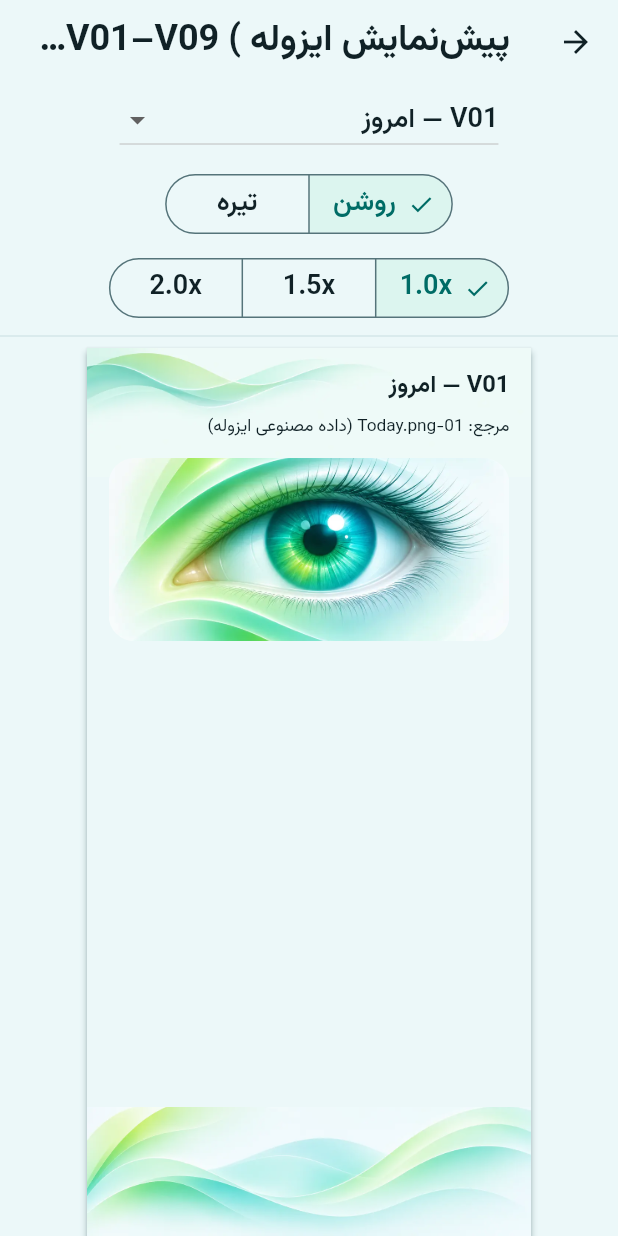
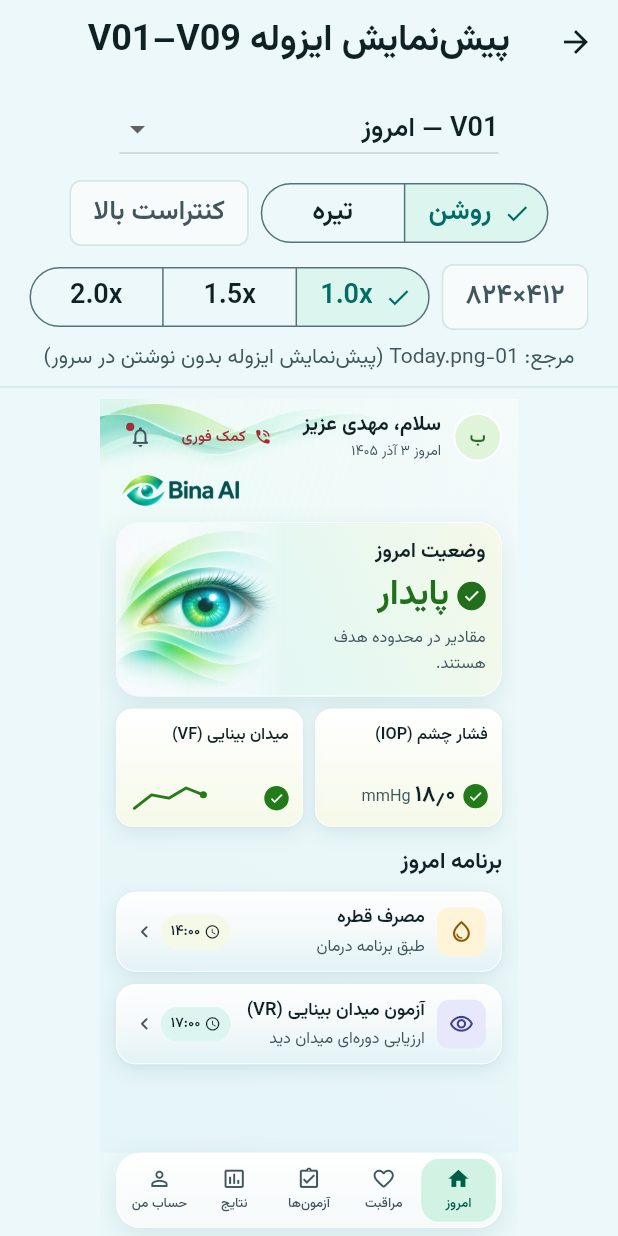
Before and after one commit to mehtee/bina, a Flutter app: the PreviewHarnessScreen screen opened directly, on a phone screen of 412 x 824 dp. Run offline on Flutter 3.47's test engine with Material 3 defaults, Android fonts, the phone set to English and light mode, and no system bars; our stand-ins replace flutter_riverpod, go_router; accounts and stored records are empty.

Commit message:
feat(patient-app): complete V01-V09 preview harness, BinaAppShell cleanup, and verified T-B13 Web build

```diff
--- a/apps/patient-app/lib/app/router.dart
+++ b/apps/patient-app/lib/app/router.dart
@@ -16,7 +16,7 @@ import '../features/education/education_screens.dart';
 import '../features/preview_harness/preview_harness_screen.dart';
 import '../features/symptoms_sos/sos_screens.dart';
 import '../features/vision_testing/vision_testing_screens.dart';
-import '../shared/scaffold_placeholder.dart';
+import '../shared/app_shell.dart';
 import 'providers.dart';
 
 /// Canonical shell destinations matching `BINA_AI_PATIENT_APP_UI_UX_SPEC_V2_1.md` §3.1.
@@ -74,7 +74,7 @@ final routerProvider = Provider<GoRouter>((ref) {
       }
       return null;
     },
-    errorBuilder: (context, state) => Wave0MissingRouteScreen(location: state.uri.toString()),
+    errorBuilder: (context, state) => BinaMissingRouteScreen(location: state.uri.toString()),
     routes: <RouteBase>[
       GoRoute(path: '/bootstrap', builder: (_, _) => const BootstrapScreen()),
       GoRoute(path: '/auth/welcome', builder: (_, _) => const WelcomeScreen()),
@@ -208,7 +208,7 @@ final routerProvider = Provider<GoRouter>((ref) {
         GoRoute(path: '/__preview', builder: (_, _) => const PreviewHarnessScreen()),
       StatefulShellRoute.indexedStack(
         builder: (context, state, navigationShell) {
-          return Wave0ShellScaffold(navigationShell: navigationShell);
+          return BinaAppShell(navigationShell: navigationShell);
         },
         branches: <StatefulShellBranch>[
           StatefulShellBranch(
--- a/apps/patient-app/lib/features/care_plan/today_screen.dart
+++ b/apps/patient-app/lib/features/care_plan/today_screen.dart
@@ -274,10 +274,11 @@ class TodayScreen extends ConsumerWidget {
             subtitle: 'مقادیر در محدوده هدف هستند.',
           ),
           const SizedBox(height: 12),
-          Row(
-            children: <Widget>[
-              Expanded(
-                child: BinaMetricTile(
+          LayoutBuilder(
+            builder: (context, constraints) {
+              final stackTiles =
+                  constraints.maxWidth < 340 || MediaQuery.textScalerOf(context).scale(16) >= 24;
+              final tile1 = BinaMetricTile(
                 label: 'فشار چشم (IOP)',
                 value: '۱۸٫۰',
                 unit: 'mmHg',
@@ -287,11 +288,8 @@ class TodayScreen extends ConsumerWidget {
                   decoration: BoxDecoration(color: p.successIcon, shape: BoxShape.circle),
                   child: const Icon(Icons.check, size: 15, color: Colors.white),
                 ),
-                ),
-              ),
-              const SizedBox(width: 12),
-              Expanded(
-                child: BinaMetricTile(
+              );
+              final tile2 = BinaMetricTile(
                 label: 'میدان بینایی (VF)',
                 value: '',
                 leadingStatus: Container(
@@ -304,9 +302,21 @@ class TodayScreen extends ConsumerWidget {
                   samples: <double>[17.2, 18.0, 17.8, 18.4, 18.0],
                   semanticLabel: 'نمودار نمونه میدان بینایی',
                 ),
-                ),
-              ),
+              );
+              if (stackTiles) {
+                return Column(
+                  crossAxisAlignment: CrossAxisAlignment.stretch,
+                  children: <Widget>[tile1, const SizedBox(height: 12), tile2],
+                );
+              }
+              return Row(
+                children: <Widget>[
+                  Expanded(child: tile1),
+                  const SizedBox(width: 12),
+                  Expanded(child: tile2),
                 ],
+              );
+            },
           ),
           const SizedBox(height: 20),
           Text('برنامه امروز', style: Theme.of(context).textTheme.headlineSmall),
@@ -357,15 +367,15 @@ class _TodayTopHeader extends StatelessWidget {
   @override
   Widget build(BuildContext context) {
     final p = context.binaPalette;
-    return Row(
-      children: <Widget>[
-        InkWell(
+    final textScale = MediaQuery.textScalerOf(context).scale(16);
+
+    final avatar = InkWell(
       onTap: onOpenAccount,
       borderRadius: BorderRadius.circular(24),
       child: BinaAvatar(size: 48, initials: isCaregiver ? 'ه' : 'ب'),
-        ),
-        const SizedBox(width: 12),
-        Expanded(
+    );
+
+    final greeting = Expanded(
       child: Column(
         crossAxisAlignment: CrossAxisAlignment.start,
         children: <Widget>[
@@ -376,8 +386,9 @@ class _TodayTopHeader extends StatelessWidget {
           ),
         ],
       ),
-        ),
-        Semantics(
+    );
+
+    final urgentBtn = Semantics(
       button: true,
       label: 'کمک فوری',
       child: TextButton.icon(
@@ -392,9 +403,9 @@ class _TodayTopHeader extends StatelessWidget {
         icon: const Icon(Icons.phone_in_talk_rounded, size: 18),
         label: const Text('کمک فوری'),
       ),
-        ),
-        const SizedBox(width: 4),
-        SizedBox(
+    );
+
+    final bellBtn = SizedBox(
       width: 48,
       height: 48,
       child: IconButton(
@@ -417,8 +428,46 @@ class _TodayTopHeader extends StatelessWidget {
           ],
         ),
       ),
+    );
+
+    return LayoutBuilder(
+      builder: (context, constraints) {
+        final wrapActions = constraints.maxWidth < 360 || textScale >= 22;
+        if (wrapActions) {
+          return Column(
+            crossAxisAlignment: CrossAxisAlignment.stretch,
+            children: <Widget>[
+              Row(
+                children: <Widget>[
+                  avatar,
+                  const SizedBox(width: 12),
+                  greeting,
+                ],
+              ),
+              const SizedBox(height: 6),
+              Row(
+                mainAxisAlignment: MainAxisAlignment.end,
+                children: <Widget>[
+                  urgentBtn,
+                  const SizedBox(width: 4),
+                  bellBtn,
+                ],
               ),
             ],
           );
         }
+
+        return Row(
+          children: <Widget>[
+            avatar,
+            const SizedBox(width: 12),
+            greeting,
+            urgentBtn,
+            const SizedBox(width: 4),
+            bellBtn,
+          ],
+        );
+      },
+    );
   }
+}
--- a/apps/patient-app/lib/features/preview_harness/preview_harness_screen.dart
+++ b/apps/patient-app/lib/features/preview_harness/preview_harness_screen.dart
@@ -1,26 +1,67 @@
 import 'package:bina_design_system/bina_design_system.dart';
 import 'package:flutter/material.dart';
 import 'package:flutter_riverpod/flutter_riverpod.dart';
-import '../../app/providers.dart';
+import '../../app/router.dart';
+import '../account/account_screens.dart';
+import '../care_plan/care_screens.dart';
+import '../care_plan/today_screen.dart';
+import '../diagnostic_results/diagnostic_results_screens.dart';
+import '../vision_testing/vision_testing_screens.dart';
 
 enum ReferenceScreenId {
-  v01Today('V01', '01-Today.png', 'امروز'),
-  v02Care('V02', '02-Care.png', 'مراقبت'),
-  v03Tests('V03', '03-Tests.png', 'آزمون‌ها'),
-  v04Results('V04', '04-Results.png', 'نتایج'),
-  v05CombinedReport('V05', '05-Combined-Report.png', 'گزارش ترکیبی'),
-  v06MedicationDetail('V06', '06-Medication-Detail.png', 'جزئیات دارو'),
-  v07VfDetail('V07', '07-VF-Detail.png', 'جزئیات میدان بینایی [G]'),
-  v08IopDetail('V08', '08-IOP-Detail.png', 'جزئیات فشار چشم [G]'),
-  v09MyAccount('V09', '09-My-Account.png', 'حساب من');
+  v01Today('V01', '01-Today.png', 'امروز', 0),
+  v02Care('V02', '02-Care.png', 'مراقبت', 1),
+  v03Tests('V03', '03-Tests.png', 'آزمون‌ها', 2),
+  v04Results('V04', '04-Results.png', 'نتایج', 3),
+  v05CombinedReport('V05', '05-Combined-Report.png', 'گزارش ترکیبی', null),
+  v06MedicationDetail('V06', '06-Medication-Detail.png', 'جزئیات دارو', null),
+  v07VfDetail('V07', '07-VF-Detail.png', 'جزئیات میدان بینایی [G]', null),
+  v08IopDetail('V08', '08-IOP-Detail.png', 'جزئیات فشار چشم [G]', null),
+  v09MyAccount('V09', '09-My-Account.png', 'حساب من', 4);
 
-  const ReferenceScreenId(this.code, this.referenceFile, this.labelFa);
+  const ReferenceScreenId(this.code, this.referenceFile, this.labelFa, this.dockIndex);
   final String code;
   final String referenceFile;
   final String labelFa;
+  final int? dockIndex;
 }
 
-/// Isolated `412×824` logical viewport visual preview harness (`Spec v2.1 §14 Step 2`).
+/// Builds the real isolated reference screen widget for any [ReferenceScreenId] (`V01`..`V09`).
+Widget buildReferencePreviewScreen(ReferenceScreenId id) {
+  final navItems = const <BinaDestinationId>[
+    BinaDestinationId.today,
+    BinaDestinationId.care,
+    BinaDestinationId.tests,
+    BinaDestinationId.results,
+    BinaDestinationId.account,
+  ].map((d) => d.toNavItem()).toList(growable: false);
+
+  Widget wrapRootDock(Widget body, int selectedIdx) => Scaffold(
+        body: SafeArea(child: body),
+        bottomNavigationBar: BinaFloatingDock(
+          items: navItems,
+          selectedIndex: selectedIdx,
+          onSelected: (_) {},
+        ),
+      );
+
+  return switch (id) {
+    ReferenceScreenId.v01Today => wrapRootDock(const TodayScreen(previewMode: true), 0),
+    ReferenceScreenId.v02Care => wrapRootDock(const CareHubScreen(previewMode: true), 1),
+    ReferenceScreenId.v03Tests => wrapRootDock(const TestsHubScreen(previewMode: true), 2),
+    ReferenceScreenId.v04Results => wrapRootDock(const ResultsScreen(previewMode: true), 3),
+    ReferenceScreenId.v05CombinedReport =>
+      const SignedReportDetailScreen(signedReportId: 'preview', previewMode: true),
+    ReferenceScreenId.v06MedicationDetail =>
+      const MedicationDetailScreen(doseOrMedicationKey: 'preview', previewMode: true),
+    ReferenceScreenId.v07VfDetail => const VfDetailPreviewScreen(),
+    ReferenceScreenId.v08IopDetail => const IopDetailPreviewScreen(),
+    ReferenceScreenId.v09MyAccount => wrapRootDock(const AccountScreen(previewMode: true), 4),
+  };
+}
+
+/// Isolated visual preview harness wiring all 9 real screens (`V01`–`V09`) across
+/// `412×824` / `360×800`, Light/Dark/High Contrast, and `1.0x/1.5x/2.0x` (`v2.1 §14`).
 /// Strictly disabled in release builds and isolated from all live API writes.
 class PreviewHarnessScreen extends ConsumerStatefulWidget {
   const PreviewHarnessScreen({super.key});
@@ -32,25 +73,27 @@ class PreviewHarnessScreen extends ConsumerStatefulWidget {
 class _PreviewHarnessScreenState extends ConsumerState<PreviewHarnessScreen> {
   ReferenceScreenId _selected = ReferenceScreenId.v01Today;
   double _textScale = 1.0;
+  Brightness _brightness = Brightness.light;
+  bool _highContrast = false;
+  bool _compactWidth = false;
 
   @override
   Widget build(BuildContext context) {
-    final brightness = Theme.of(context).brightness;
-    final themeMode = ref.watch(themeModeProvider);
-    final iris = BinaArtResolver.resolve(BinaArtId.iris, brightness);
-    final waveHeader = BinaArtResolver.resolve(BinaArtId.waveHeader, brightness);
-    final waveFooter = BinaArtResolver.resolve(BinaArtId.waveFooter, brightness);
+    final viewportSize = _compactWidth ? const Size(360, 800) : const Size(412, 824);
 
     return Scaffold(
       appBar: AppBar(
-        title: const Text('پیش‌نمایش ایزوله V01–V09 (۴۱۲×۸۲۴)'),
+        title: const Text('پیش‌نمایش ایزوله V01–V09'),
       ),
       body: Column(
         children: <Widget>[
-          Wrap(
+          Padding(
+            padding: const EdgeInsetsDirectional.symmetric(horizontal: 12, vertical: 6),
+            child: Wrap(
               spacing: 8,
               runSpacing: 8,
               alignment: WrapAlignment.center,
+              crossAxisAlignment: WrapCrossAlignment.center,
               children: <Widget>[
                 DropdownButton<ReferenceScreenId>(
                   value: _selected,
@@ -65,15 +108,23 @@ class _PreviewHarnessScreenState extends ConsumerState<PreviewHarnessScreen> {
                       ),
                   ],
                 ),
-              SegmentedButton<ThemeMode>(
-                segments: const <ButtonSegment<ThemeMode>>[
-                  ButtonSegment(value: ThemeMode.light, label: Text('روشن')),
-                  ButtonSegment(value: ThemeMode.dark, label: Text('تیره')),
+                SegmentedButton<Brightness>(
+                  segments: const <ButtonSegment<Brightness>>[
+                    ButtonSegment(value: Brightness.light, label: Text('روشن')),
+                    ButtonSegment(value: Brightness.dark, label: Text('تیره')),
                   ],
-                selected: <ThemeMode>{themeMode == ThemeMode.dark ? ThemeMode.dark : ThemeMode.light},
-                onSelectionChanged: (set) {
-                  ref.read(themeModeProvider.notifier).setMode(set.first);
-                },
+                  selected: <Brightness>{_brightness},
+                  onSelectionChanged: (set) => setState(() => _brightness = set.first),
+                ),
+                FilterChip(
+                  label: const Text('کنتراست بالا'),
+                  selected: _highContrast,
+                  onSelected: (v) => setState(() => _highContrast = v),
+                ),
+                FilterChip(
+                  label: Text(_compactWidth ? '۳۶۰×۸۰۰' : '۴۱۲×۸۲۴'),
+                  selected: _compactWidth,
+                  onSelected: (v) => setState(() => _compactWidth = v),
                 ),
                 SegmentedButton<double>(
                   segments: const <ButtonSegment<double>>[
@@ -86,82 +137,31 @@ class _PreviewHarnessScreenState extends ConsumerState<PreviewHarnessScreen> {
                 ),
               ],
             ),
+          ),
+          Text(
+            'مرجع: ${_selected.referenceFile} (پیش‌نمایش ایزوله بدون نوشتن در سرور)',
+            style: Theme.of(context).textTheme.bodySmall,
+          ),
           const Divider(),
           Expanded(
             child: Center(
               child: FittedBox(
                 fit: BoxFit.contain,
                 child: SizedBox(
-                  width: 412,
-                  height: 824,
+                  width: viewportSize.width,
+                  height: viewportSize.height,
+                  child: Theme(
+                    data: buildBinaTheme(_brightness, highContrast: _highContrast),
                     child: MediaQuery(
                       data: MediaQuery.of(context).copyWith(
+                        size: viewportSize,
                         textScaler: TextScaler.linear(_textScale),
                       ),
-                    child: Material(
-                      elevation: 2,
-                      color: brightness == Brightness.dark
-                          ? const Color(0xFF091B20)
-                          : const Color(0xFFECF8F9),
-                      child: Stack(
-                        children: <Widget>[
-                          Positioned(
-                            top: 0,
-                            left: 0,
-                            right: 0,
-                            height: 120,
-                            child: Opacity(
-                              opacity: waveHeader.defaultOpacity,
-                              child: Image.asset(
-                                waveHeader.assetPath,
-                                fit: BoxFit.fitWidth,
-                                alignment: Alignment.topLeft,
-                                excludeFromSemantics: true,
+                      child: Directionality(
+                        textDirection: TextDirection.rtl,
+                        child: ClipRect(
+                          child: buildReferencePreviewScreen(_selected),
                         ),
-                            ),
-                          ),
-                          Positioned(
-                            bottom: 0,
-                            left: 0,
-                            right: 0,
-                            height: 120,
-                            child: Opacity(
-                              opacity: waveFooter.defaultOpacity,
-                              child: Image.asset(
-                                waveFooter.assetPath,
-                                fit: BoxFit.fitWidth,
-                                alignment: Alignment.bottomCenter,
-                                excludeFromSemantics: true,
-                              ),
-                            ),
-                          ),
-                          Padding(
-                            padding: const EdgeInsetsDirectional.all(20),
-                            child: Column(
-                              crossAxisAlignment: CrossAxisAlignment.stretch,
-                              children: <Widget>[
-                                Text(
-                                  '${_selected.code} — ${_selected.labelFa}',
-                                  style: Theme.of(context).textTheme.headlineSmall,
-                                ),
-                                const SizedBox(height: 8),
-                                Text('مرجع: ${_selected.referenceFile} (داده مصنوعی ایزوله)'),
-                                const SizedBox(height: 16),
-                                SizedBox(
-                                  height: 170,
-                                  child: ClipRRect(
-                                    borderRadius: BorderRadius.circular(24),
-                                    child: Image.asset(
-                                      iris.assetPath,
-                                      fit: BoxFit.cover,
-                                      excludeFromSemantics: true,
-                                    ),
-                                  ),
-                                ),
-                              ],
-                            ),
-                          ),
-                        ],
                       ),
                     ),
                   ),
--- a/apps/patient-app/packages/design_system/lib/src/widgets/bina_shell.dart
+++ b/apps/patient-app/packages/design_system/lib/src/widgets/bina_shell.dart
@@ -111,13 +111,16 @@ class _DockTabButton extends StatelessWidget {
                   children: <Widget>[
                     Icon(selected ? item.selectedIcon : item.icon, size: 24, color: fg),
                     const SizedBox(height: 3),
-                    Text(
+                    FittedBox(
+                      fit: BoxFit.scaleDown,
+                      child: Text(
                         item.labelFa,
                         textAlign: TextAlign.center,
-                      maxLines: 2,
+                        maxLines: 1,
                         style: Theme.of(context).textTheme.labelSmall?.copyWith(
                               color: fg,
                               fontWeight: selected ? FontWeight.w600 : FontWeight.w500,
+                            ),
                       ),
                     ),
                   ],
```
Also changed, not shown: apps/patient-app/lib/features/account/account_screens.dart (+21 -14 lines), apps/patient-app/lib/features/diagnostic_results/diagnostic_results_screens.dart (+67 -38 lines), apps/patient-app/lib/features/vision_testing/vision_testing_screens.dart (+21 -11 lines), apps/patient-app/lib/shared/app_shell.dart (added, +90 -0 lines), apps/patient-app/lib/shared/scaffold_placeholder.dart (deleted, +0 -184 lines), 1 other file. Lines whose indentation alone changed are shown as unchanged.
